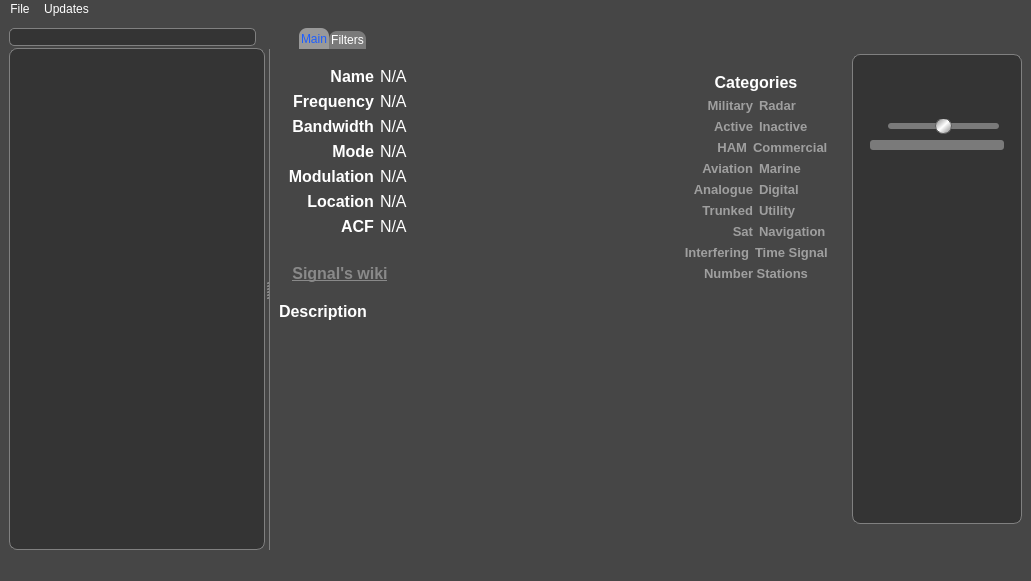
Before: the Qt Designer form main_window.ui in vbrizgamnk/Artemis, drawn with Qt 5.
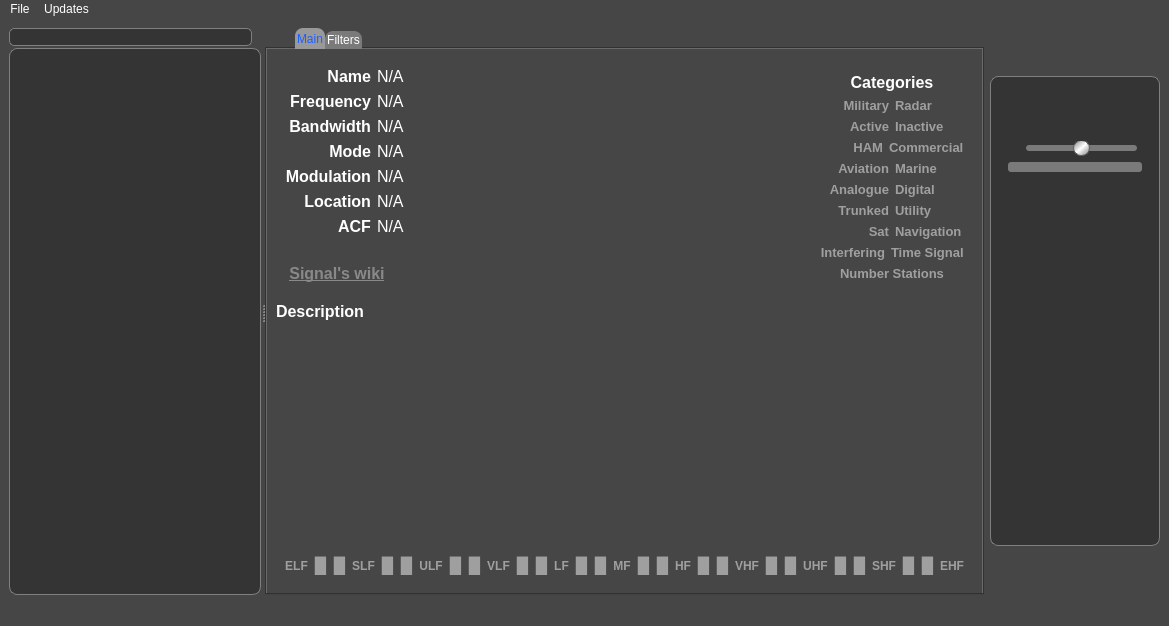
After: the same form once the commit is applied. Icons and pictures are not drawn.

Commit message: Add band identifier. Does not work properly for mono-frequency signals.

The edit to the form file:
```diff
--- a/main_window.ui
+++ b/main_window.ui
@@ -6,8 +6,8 @@
    <rect>
     <x>0</x>
     <y>0</y>
-    <width>1031</width>
-    <height>581</height>
+    <width>1169</width>
+    <height>626</height>
    </rect>
   </property>
   <property name="sizePolicy">
@@ -120,6 +120,10 @@
 
 QMessageBox {
 	color: #ffffff;
+}
+
+QToolTip {
+	color: #000000;
 }</string>
   </property>
   <widget class="QWidget" name="centralwidget">
@@ -262,7 +266,7 @@
        </property>
        <property name="styleSheet">
         <string notr="true">QTabWidget::pane { /* The tab widget frame */
-    border-left: 1px solid gray;
+   /* border-left: 1px solid gray;*/
 }
 
 
@@ -1236,6 +1240,603 @@
            </property>
           </widget>
          </item>
+         <item row="4" column="0" colspan="2">
+          <widget class="QWidget" name="widget_6" native="true">
+           <property name="toolTip">
+            <string>Frequency bands</string>
+           </property>
+           <property name="styleSheet">
+            <string notr="true">color: #9f9f9f;</string>
+           </property>
+           <layout class="QHBoxLayout" name="horizontalLayout_3">
+            <property name="topMargin">
+             <number>15</number>
+            </property>
+            <item>
+             <widget class="QLabel" name="elf">
+              <property name="font">
+               <font>
+                <pointsize>9</pointsize>
+                <weight>75</weight>
+                <bold>true</bold>
+               </font>
+              </property>
+              <property name="text">
+               <string>ELF</string>
+              </property>
+              <property name="alignment">
+               <set>Qt::AlignCenter</set>
+              </property>
+             </widget>
+            </item>
+            <item>
+             <layout class="QHBoxLayout" name="horizontalLayout_27">
+              <item>
+               <widget class="QLabel" name="elf_s1">
+                <property name="font">
+                 <font>
+                  <pointsize>12</pointsize>
+                  <weight>75</weight>
+                  <bold>true</bold>
+                 </font>
+                </property>
+                <property name="styleSheet">
+                 <string notr="true">color: #9f9f9f;</string>
+                </property>
+                <property name="text">
+                 <string>█</string>
+                </property>
+                <property name="alignment">
+                 <set>Qt::AlignCenter</set>
+                </property>
+               </widget>
+              </item>
+              <item>
+               <widget class="QLabel" name="elf_s2">
+                <property name="font">
+                 <font>
+                  <pointsize>12</pointsize>
+                  <weight>75</weight>
+                  <bold>true</bold>
+                 </font>
+                </property>
+                <property name="styleSheet">
+                 <string notr="true">color: #9f9f9f;</string>
+                </property>
+                <property name="text">
+                 <string>█</string>
+                </property>
+                <property name="alignment">
+                 <set>Qt::AlignCenter</set>
+                </property>
+               </widget>
+              </item>
+             </layout>
+            </item>
+            <item>
+             <widget class="QLabel" name="slf">
+              <property name="font">
+               <font>
+                <pointsize>9</pointsize>
+                <weight>75</weight>
+                <bold>true</bold>
+               </font>
+              </property>
+              <property name="styleSheet">
+               <string notr="true">color: #9f9f9f;</string>
+              </property>
+              <property name="text">
+               <string>SLF</string>
+              </property>
+              <property name="alignment">
+               <set>Qt::AlignCenter</set>
+              </property>
+             </widget>
+            </item>
+            <item>
+             <layout class="QHBoxLayout" name="horizontalLayout_26">
+              <item>
+               <widget class="QLabel" name="slf_s1">
+                <property name="font">
+                 <font>
+                  <pointsize>12</pointsize>
+                  <weight>75</weight>
+                  <bold>true</bold>
+                 </font>
+                </property>
+                <property name="text">
+                 <string>█</string>
+                </property>
+                <property name="alignment">
+                 <set>Qt::AlignCenter</set>
+                </property>
+               </widget>
+              </item>
+              <item>
+               <widget class="QLabel" name="slf_s2">
+                <property name="font">
+                 <font>
+                  <pointsize>12</pointsize>
+                  <weight>75</weight>
+                  <bold>true</bold>
+                 </font>
+                </property>
+                <property name="text">
+                 <string>█</string>
+                </property>
+                <property name="alignment">
+                 <set>Qt::AlignCenter</set>
+                </property>
+               </widget>
+              </item>
+             </layout>
+            </item>
+            <item>
+             <widget class="QLabel" name="ulf">
+              <property name="font">
+               <font>
+                <pointsize>9</pointsize>
+                <weight>75</weight>
+                <bold>true</bold>
+               </font>
+              </property>
+              <property name="text">
+               <string>ULF</string>
+              </property>
+              <property name="alignment">
+               <set>Qt::AlignCenter</set>
+              </property>
+             </widget>
+            </item>
+            <item>
+             <layout class="QHBoxLayout" name="horizontalLayout_25">
+              <item>
+               <widget class="QLabel" name="ulf_s1">
+                <property name="font">
+                 <font>
+                  <pointsize>12</pointsize>
+                  <weight>75</weight>
+                  <bold>true</bold>
+                 </font>
+                </property>
+                <property name="text">
+                 <string>█</string>
+                </property>
+                <property name="alignment">
+                 <set>Qt::AlignCenter</set>
+                </property>
+               </widget>
+              </item>
+              <item>
+               <widget class="QLabel" name="ulf_s2">
+                <property name="font">
+                 <font>
+                  <pointsize>12</pointsize>
+                  <weight>75</weight>
+                  <bold>true</bold>
+                 </font>
+                </property>
+                <property name="text">
+                 <string>█</string>
+                </property>
+                <property name="alignment">
+                 <set>Qt::AlignCenter</set>
+                </property>
+               </widget>
+              </item>
+             </layout>
+            </item>
+            <item>
+             <widget class="QLabel" name="vlf">
+              <property name="font">
+               <font>
+                <pointsize>9</pointsize>
+                <weight>75</weight>
+                <bold>true</bold>
+               </font>
+              </property>
+              <property name="text">
+               <string>VLF</string>
+              </property>
+              <property name="alignment">
+               <set>Qt::AlignCenter</set>
+              </property>
+             </widget>
+            </item>
+            <item>
+             <layout class="QHBoxLayout" name="horizontalLayout_24">
+              <item>
+               <widget class="QLabel" name="vlf_s1">
+                <property name="font">
+                 <font>
+                  <pointsize>12</pointsize>
+                  <weight>75</weight>
+                  <bold>true</bold>
+                 </font>
+                </property>
+                <property name="text">
+                 <string>█</string>
+                </property>
+                <property name="alignment">
+                 <set>Qt::AlignCenter</set>
+                </property>
+               </widget>
+              </item>
+              <item>
+               <widget class="QLabel" name="vlf_s2">
+                <property name="font">
+                 <font>
+                  <pointsize>12</pointsize>
+                  <weight>75</weight>
+                  <bold>true</bold>
+                 </font>
+                </property>
+                <property name="text">
+                 <string>█</string>
+                </property>
+                <property name="alignment">
+                 <set>Qt::AlignCenter</set>
+                </property>
+               </widget>
+              </item>
+             </layout>
+            </item>
+            <item>
+             <widget class="QLabel" name="lf">
+              <property name="font">
+               <font>
+                <pointsize>9</pointsize>
+                <weight>75</weight>
+                <bold>true</bold>
+               </font>
+              </property>
+              <property name="text">
+               <string>LF</string>
+              </property>
+              <property name="alignment">
+               <set>Qt::AlignCenter</set>
+              </property>
+             </widget>
+            </item>
+            <item>
+             <layout class="QHBoxLayout" name="horizontalLayout_23">
+              <item>
+               <widget class="QLabel" name="lf_s1">
+                <property name="font">
+                 <font>
+                  <pointsize>12</pointsize>
+                  <weight>75</weight>
+                  <bold>true</bold>
+                 </font>
+                </property>
+                <property name="text">
+                 <string>█</string>
+                </property>
+                <property name="alignment">
+                 <set>Qt::AlignCenter</set>
+                </property>
+               </widget>
+              </item>
+              <item>
+               <widget class="QLabel" name="lf_s2">
+                <property name="font">
+                 <font>
+                  <pointsize>12</pointsize>
+                  <weight>75</weight>
+                  <bold>true</bold>
+                 </font>
+                </property>
+                <property name="text">
+                 <string>█</string>
+                </property>
+                <property name="alignment">
+                 <set>Qt::AlignCenter</set>
+                </property>
+               </widget>
+              </item>
+             </layout>
+            </item>
+            <item>
+             <widget class="QLabel" name="mf">
+              <property name="font">
+               <font>
+                <pointsize>9</pointsize>
+                <weight>75</weight>
+                <bold>true</bold>
+               </font>
+              </property>
+              <property name="text">
+               <string>MF</string>
+              </property>
+              <property name="alignment">
+               <set>Qt::AlignCenter</set>
+              </property>
+             </widget>
+            </item>
+            <item>
+             <layout class="QHBoxLayout" name="horizontalLayout_22">
+              <item>
+               <widget class="QLabel" name="mf_s1">
+                <property name="font">
+                 <font>
+                  <pointsize>12</pointsize>
+                  <weight>75</weight>
+                  <bold>true</bold>
+                 </font>
+                </property>
+                <property name="text">
+                 <string>█</string>
+                </property>
+                <property name="alignment">
+                 <set>Qt::AlignCenter</set>
+                </property>
+               </widget>
+              </item>
+              <item>
+               <widget class="QLabel" name="mf_s2">
+                <property name="font">
+                 <font>
+                  <pointsize>12</pointsize>
+                  <weight>75</weight>
+                  <bold>true</bold>
+                 </font>
+                </property>
+                <property name="text">
+                 <string>█</string>
+                </property>
+                <property name="alignment">
+                 <set>Qt::AlignCenter</set>
+                </property>
+               </widget>
+              </item>
+             </layout>
+            </item>
+            <item>
+             <widget class="QLabel" name="hf">
+              <property name="font">
+               <font>
+                <pointsize>9</pointsize>
+                <weight>75</weight>
+                <bold>true</bold>
+               </font>
+              </property>
+              <property name="styleSheet">
+               <string notr="true">color: #9f9f9f;</string>
+              </property>
+              <property name="text">
+               <string>HF</string>
+              </property>
+              <property name="alignment">
+               <set>Qt::AlignCenter</set>
+              </property>
+             </widget>
+            </item>
+            <item>
+             <layout class="QHBoxLayout" name="horizontalLayout_18">
+              <item>
+               <widget class="QLabel" name="hf_s1">
+                <property name="font">
+                 <font>
+                  <pointsize>12</pointsize>
+                  <weight>75</weight>
+                  <bold>true</bold>
+                 </font>
+                </property>
+                <property name="text">
+                 <string>█</string>
+                </property>
+                <property name="alignment">
+                 <set>Qt::AlignCenter</set>
+                </property>
+               </widget>
+              </item>
+              <item>
+               <widget class="QLabel" name="hf_s2">
+                <property name="font">
+                 <font>
+                  <pointsize>12</pointsize>
+                  <weight>75</weight>
+                  <bold>true</bold>
+                 </font>
+                </property>
+                <property name="text">
+                 <string>█</string>
+                </property>
+                <property name="alignment">
+                 <set>Qt::AlignCenter</set>
+                </property>
+               </widget>
+              </item>
+             </layout>
+            </item>
+            <item>
+             <widget class="QLabel" name="vhf">
+              <property name="font">
+               <font>
+                <pointsize>9</pointsize>
+                <weight>75</weight>
+                <bold>true</bold>
+               </font>
+              </property>
+              <property name="text">
+               <string>VHF</string>
+              </property>
+              <property name="alignment">
+               <set>Qt::AlignCenter</set>
+              </property>
+             </widget>
+            </item>
+            <item>
+             <layout class="QHBoxLayout" name="horizontalLayout_19">
+              <item>
+               <widget class="QLabel" name="vhf_s1">
+                <property name="font">
+                 <font>
+                  <pointsize>12</pointsize>
+                  <weight>75</weight>
+                  <bold>true</bold>
+                 </font>
+                </property>
+                <property name="text">
+                 <string>█</string>
+                </property>
+                <property name="alignment">
+                 <set>Qt::AlignCenter</set>
+                </property>
+               </widget>
+              </item>
+              <item>
+               <widget class="QLabel" name="vhf_s2">
+                <property name="font">
+                 <font>
+                  <pointsize>12</pointsize>
+                  <weight>75</weight>
+                  <bold>true</bold>
+                 </font>
+                </property>
+                <property name="text">
+                 <string>█</string>
+                </property>
+                <property name="alignment">
+                 <set>Qt::AlignCenter</set>
+                </property>
+               </widget>
+              </item>
+             </layout>
+            </item>
+            <item>
+             <widget class="QLabel" name="uhf">
+              <property name="font">
+               <font>
+                <pointsize>9</pointsize>
+                <weight>75</weight>
+                <bold>true</bold>
+               </font>
+              </property>
+              <property name="text">
+               <string>UHF</string>
+              </property>
+              <property name="alignment">
+               <set>Qt::AlignCenter</set>
+              </property>
+             </widget>
+            </item>
+            <item>
+             <layout class="QHBoxLayout" name="horizontalLayout_20">
+              <item>
+               <widget class="QLabel" name="uhf_s1">
+                <property name="font">
+                 <font>
+                  <pointsize>12</pointsize>
+                  <weight>75</weight>
+                  <bold>true</bold>
+                 </font>
+                </property>
+                <property name="text">
+                 <string>█</string>
+                </property>
+                <property name="alignment">
+                 <set>Qt::AlignCenter</set>
+                </property>
+               </widget>
+              </item>
+              <item>
+               <widget class="QLabel" name="uhf_s2">
+                <property name="font">
+                 <font>
+                  <pointsize>12</pointsize>
+                  <weight>75</weight>
+                  <bold>true</bold>
+                 </font>
+                </property>
+                <property name="text">
+                 <string>█</string>
+                </property>
+                <property name="alignment">
+                 <set>Qt::AlignCenter</set>
+                </property>
+               </widget>
+              </item>
+             </layout>
+            </item>
+            <item>
+             <widget class="QLabel" name="shf">
+              <property name="font">
+               <font>
+                <pointsize>9</pointsize>
+                <weight>75</weight>
+                <bold>true</bold>
+               </font>
+              </property>
+              <property name="text">
+               <string>SHF</string>
+              </property>
+              <property name="alignment">
+               <set>Qt::AlignCenter</set>
+              </property>
+             </widget>
+            </item>
+            <item>
+             <layout class="QHBoxLayout" name="horizontalLayout_21">
+              <item>
+               <widget class="QLabel" name="shf_s1">
+                <property name="font">
+                 <font>
+                  <pointsize>12</pointsize>
+                  <weight>75</weight>
+                  <bold>true</bold>
+                 </font>
+                </property>
+                <property name="styleSheet">
+                 <string notr="true">color: #9f9f9f;</string>
+                </property>
+                <property name="text">
+                 <string>█</string>
+                </property>
+                <property name="alignment">
+                 <set>Qt::AlignCenter</set>
+                </property>
+               </widget>
+              </item>
+              <item>
+               <widget class="QLabel" name="shf_s2">
+                <property name="font">
+                 <font>
+                  <pointsize>12</pointsize>
+                  <weight>75</weight>
+                  <bold>true</bold>
+                 </font>
+                </property>
+                <property name="text">
+                 <string>█</string>
+                </property>
+                <property name="alignment">
+                 <set>Qt::AlignCenter</set>
+                </property>
+               </widget>
+              </item>
+             </layout>
+            </item>
+            <item>
+             <widget class="QLabel" name="ehf">
+              <property name="font">
+               <font>
+                <pointsize>9</pointsize>
+                <weight>75</weight>
+                <bold>true</bold>
+               </font>
+              </property>
+              <property name="text">
+               <string>EHF</string>
+              </property>
+              <property name="alignment">
+               <set>Qt::AlignCenter</set>
+              </property>
+             </widget>
+            </item>
+           </layout>
+          </widget>
+         </item>
          <item row="3" column="0" colspan="2">
           <widget class="QTextBrowser" name="description_text">
            <property name="font">
@@ -1547,7 +2148,7 @@
     <rect>
      <x>0</x>
      <y>0</y>
-     <width>1031</width>
+     <width>1169</width>
      <height>21</height>
     </rect>
    </property>
```
Left out of the diff: 2 changed lines with no effect on the pictures. The commit also changes 1 other file.
